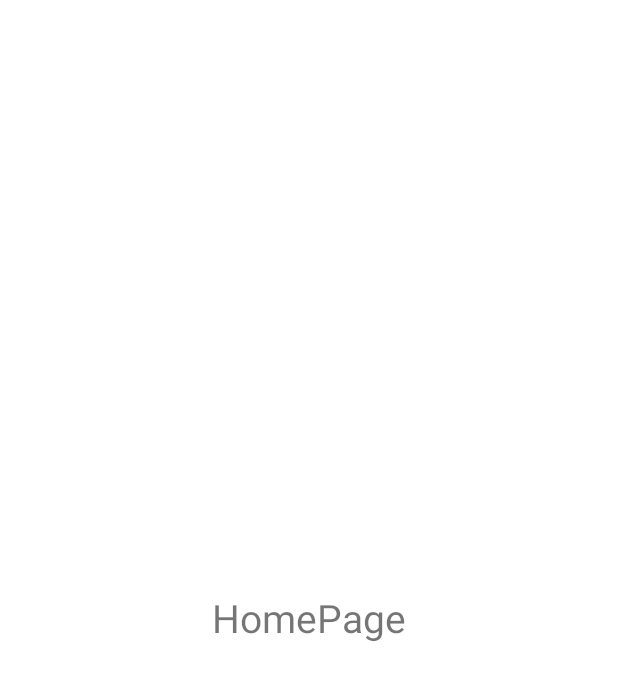
After one commit to Tzehong112002/MobileAssFundraisingApp, an Android app: the fragment Home shown on its own in the app's theme, on a phone screen of 412 x 824 dp. The commit adds this screen. Shown: the top 680 px of the screen. Run offline under Robolectric (Android 15) with nearby library versions, the phone set to English and light mode, and no system bars.

Commit message:
version fragment add

```diff
--- a/app/build.gradle
+++ b/app/build.gradle
@@ -23,6 +23,12 @@ android {
             proguardFiles getDefaultProguardFile('proguard-android-optimize.txt'), 'proguard-rules.pro'
         }
     }
+
+    buildFeatures{
+
+        viewBinding true
+
+    }
     compileOptions {
         sourceCompatibility JavaVersion.VERSION_1_8
         targetCompatibility JavaVersion.VERSION_1_8
--- /dev/null
+++ b/app/src/main/java/com/example/mobileassfundraisingapp/Home.kt
@@ -0,0 +1,59 @@
+package com.example.mobileassfundraisingapp
+
+import android.os.Bundle
+import androidx.fragment.app.Fragment
+import android.view.LayoutInflater
+import android.view.View
+import android.view.ViewGroup
+
+// TODO: Rename parameter arguments, choose names that match
+// the fragment initialization parameters, e.g. ARG_ITEM_NUMBER
+private const val ARG_PARAM1 = "param1"
+private const val ARG_PARAM2 = "param2"
+
+/**
+ * A simple [Fragment] subclass.
+ * Use the [Home.newInstance] factory method to
+ * create an instance of this fragment.
+ */
+class Home : Fragment() {
+    // TODO: Rename and change types of parameters
+    private var param1: String? = null
+    private var param2: String? = null
+
+    override fun onCreate(savedInstanceState: Bundle?) {
+        super.onCreate(savedInstanceState)
+        arguments?.let {
+            param1 = it.getString(ARG_PARAM1)
+            param2 = it.getString(ARG_PARAM2)
+        }
+    }
+
+    override fun onCreateView(
+        inflater: LayoutInflater, container: ViewGroup?,
+        savedInstanceState: Bundle?
+    ): View? {
+        // Inflate the layout for this fragment
+        return inflater.inflate(R.layout.fragment_home, container, false)
+    }
+
+    companion object {
+        /**
+         * Use this factory method to create a new instance of
+         * this fragment using the provided parameters.
+         *
+         * @param param1 Parameter 1.
+         * @param param2 Parameter 2.
+         * @return A new instance of fragment Home.
+         */
+        // TODO: Rename and change types and number of parameters
+        @JvmStatic
+        fun newInstance(param1: String, param2: String) =
+            Home().apply {
+                arguments = Bundle().apply {
+                    putString(ARG_PARAM1, param1)
+                    putString(ARG_PARAM2, param2)
+                }
+            }
+    }
+}
--- /dev/null
+++ b/app/src/main/res/layout/fragment_home.xml
@@ -0,0 +1,17 @@
+<?xml version="1.0" encoding="utf-8"?>
+<FrameLayout xmlns:android="http://schemas.android.com/apk/res/android"
+    xmlns:tools="http://schemas.android.com/tools"
+    android:layout_width="match_parent"
+    android:layout_height="match_parent"
+    tools:context=".Home">
+
+    <!-- TODO: Update blank fragment layout -->
+    <TextView
+        android:layout_width="wrap_content"
+        android:layout_height="wrap_content"
+        android:text="HomePage"
+        android:textSize="26dp"
+        android:layout_gravity="center"
+        />
+
+</FrameLayout>
--- a/app/src/main/res/values/strings.xml
+++ b/app/src/main/res/values/strings.xml
@@ -1,3 +1,5 @@
 <resources>
     <string name="app_name">MobileAssFundraisingApp</string>
+    <!-- TODO: Remove or change this placeholder text -->
+    <string name="hello_blank_fragment">Hello blank fragment</string>
 </resources>
--- a/app/src/main/res/values/themes.xml
+++ b/app/src/main/res/values/themes.xml
@@ -1,6 +1,6 @@
 <resources xmlns:tools="http://schemas.android.com/tools">
     <!-- Base application theme. -->
-    <style name="Theme.MobileAssFundraisingApp" parent="Theme.MaterialComponents.DayNight.DarkActionBar">
+    <style name="Theme.MobileAssFundraisingApp" parent="Theme.MaterialComponents.DayNight.NoActionBar">
         <!-- Primary brand color. -->
         <item name="colorPrimary">@color/purple_500</item>
         <item name="colorPrimaryVariant">@color/purple_700</item>
```
Also changed, not shown: app/src/main/java/com/example/mobileassfundraisingapp/MainActivity.kt (+30 -1 lines), app/src/main/java/com/example/mobileassfundraisingapp/add.kt (added, +59 -0 lines), app/src/main/java/com/example/mobileassfundraisingapp/profile.kt (added, +59 -0 lines), app/src/main/java/com/example/mobileassfundraisingapp/search.kt (added, +59 -0 lines), app/src/main/java/com/example/mobileassfundraisingapp/settings.kt (added, +59 -0 lines), app/src/main/res/layout/activity_main.xml (+8 -11 lines), app/src/main/res/layout/fragment_add.xml (added, +14 -0 lines), app/src/main/res/layout/fragment_profile.xml (added, +14 -0 lines), app/src/main/res/layout/fragment_search.xml (added, +14 -0 lines), app/src/main/res/layout/fragment_settings.xml (added, +14 -0 lines).
